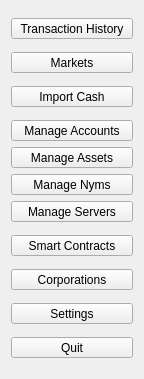
Before: the Qt Designer form src/gui/ui/dlgmenu.ui in Open-Transactions/Moneychanger, drawn with Qt 5.
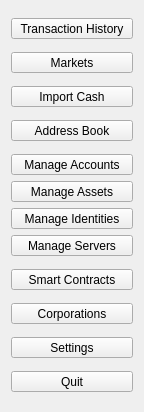
After: the same form once the commit is applied.

Patch:
```diff
--- a/src/gui/ui/dlgmenu.ui
+++ b/src/gui/ui/dlgmenu.ui
@@ -7,7 +7,7 @@
     <x>0</x>
     <y>0</y>
     <width>144</width>
-    <height>379</height>
+    <height>412</height>
    </rect>
   </property>
   <property name="windowTitle">
@@ -53,6 +53,19 @@
      </property>
     </widget>
    </item>
+   <item>
+    <widget class="QToolButton" name="toolButton_contacts">
+     <property name="sizePolicy">
+      <sizepolicy hsizetype="Expanding" vsizetype="Fixed">
+       <horstretch>0</horstretch>
+       <verstretch>0</verstretch>
+      </sizepolicy>
+     </property>
+     <property name="text">
+      <string>Address Book</string>
+     </property>
+    </widget>
+   </item>
    <item>
     <layout class="QVBoxLayout" name="verticalLayout">
      <item>
@@ -90,7 +103,7 @@
         </sizepolicy>
        </property>
        <property name="text">
-        <string>Manage Nyms</string>
+        <string>Manage Identities</string>
        </property>
       </widget>
      </item>
```
